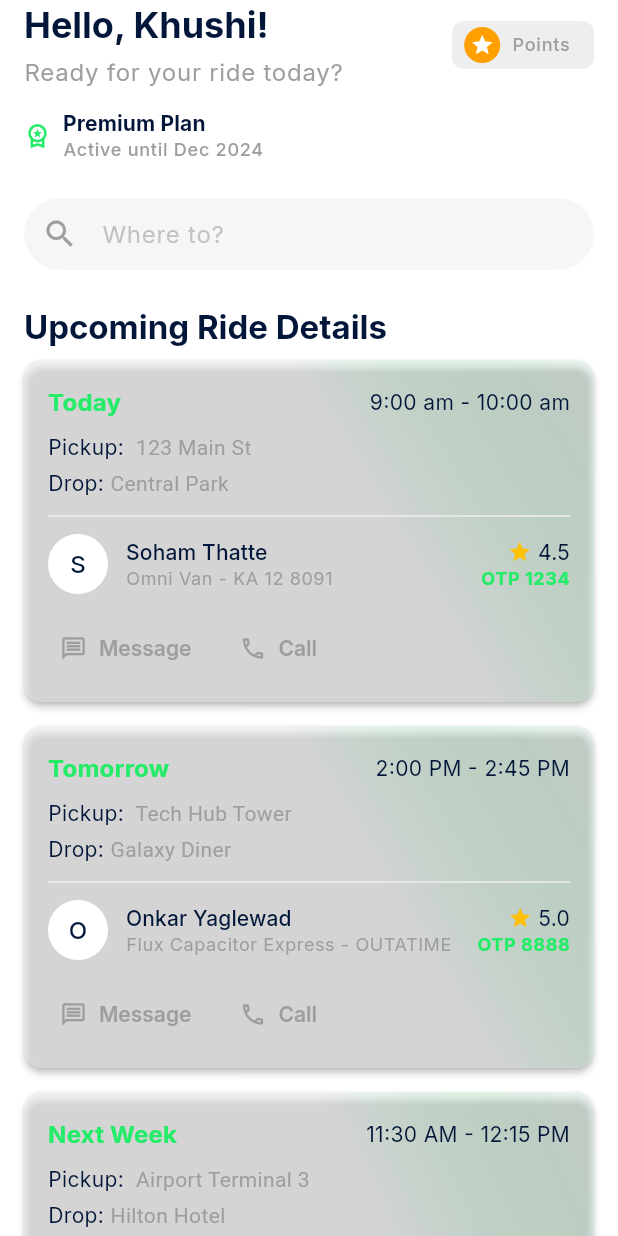
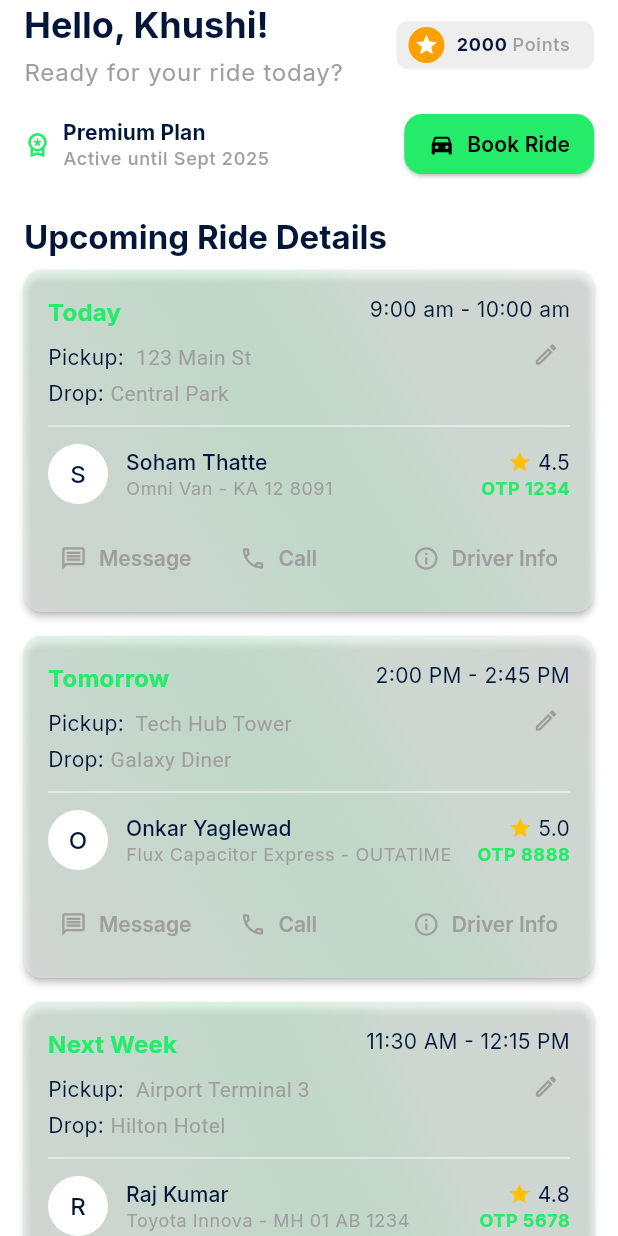
Before and after one commit to once-human/via-commuter, a Flutter app: the HomeScreen screen opened directly, on a phone screen of 412 x 824 dp. Run offline on Flutter 3.47's test engine with Material 3 defaults, Android fonts, the phone set to English and light mode, and no system bars; drawn by our look-alikes of dynamic_color; our stand-ins replace country_picker, flutter_svg, go_router, shared_preferences; accounts and stored records are empty.

Commit message:
feat: major home screen ui update, much more modern look, added gradient effects etc etc!

```diff
--- a/lib/presentation/screens/home_screen.dart
+++ b/lib/presentation/screens/home_screen.dart
@@ -131,7 +131,7 @@ class HomeScreen extends StatelessWidget {
     const userName = "Khushi";
     // Placeholder subscription data
     const subscriptionPlan = "Premium Plan";
-    const subscriptionDetails = "Active until Dec 2024";
+    const subscriptionDetails = "Active until Sept 2025";
 
     // Enable high refresh rate
     SystemChrome.setPreferredOrientations([DeviceOrientation.portraitUp]);
@@ -177,14 +177,13 @@ class HomeScreen extends StatelessWidget {
                 ),
                 cacheExtent: 1000,
                 slivers: [
-                  // --- Add Search Bar ---
-                  SliverToBoxAdapter(
-                    child: Padding(
-                      padding: const EdgeInsets.fromLTRB(16.0, 8.0, 16.0, 16.0), // Add padding around search bar
-                      child: _buildSearchBar(context, colorScheme, textTheme),
-                    ),
-                  ),
-                  // --- End Search Bar ---
+                  // --- Remove Search Bar ---
+                  // SliverToBoxAdapter(
+                  //   child: Padding(
+                  //     padding: const EdgeInsets.fromLTRB(16.0, 8.0, 16.0, 16.0),
+                  //     child: _buildSearchBar(context, colorScheme, textTheme),
+                  //   ),
+                  // ),
 
                   // --- Conditional Content: Upcoming Rides or Empty State ---
                   if (hasUpcomingRides) ...[
@@ -267,6 +266,11 @@ class HomeScreen extends StatelessWidget {
                     ),
                   ],
                   // --- End Conditional Content ---
+
+                  // Re-add padding at the end of the scroll view for NavBar
+                  SliverToBoxAdapter(
+                    child: SizedBox(height: MediaQuery.of(context).padding.bottom + 90.0), // Increased padding slightly
+                  ),
                 ],
               ),
             ),
@@ -277,6 +281,9 @@ class HomeScreen extends StatelessWidget {
   }
 
   Widget _buildGreeting(BuildContext context, ColorScheme colorScheme, TextTheme textTheme, String userName) {
+    // Placeholder points data
+    const pointsValue = 2000;
+
     return Row(
       children: [
         Expanded(
@@ -310,10 +317,24 @@ class HomeScreen extends StatelessWidget {
             backgroundColor: Colors.amber.shade700,
             child: const Icon(Icons.star, size: 16, color: Colors.white),
           ),
-          label: Text(
-            'Points',
+          // Update label to show points value
+          label: RichText(
+            text: TextSpan(
+              children: [
+                TextSpan(
+                  text: '$pointsValue ', // Add space after number
                   style: textTheme.labelMedium?.copyWith(
-              color: colorScheme.onSurfaceVariant,
+                    fontWeight: FontWeight.bold,
+                    color: colorScheme.onSurface, // White/Black for number
+                  ),
+                ),
+                TextSpan(
+                  text: 'Points',
+                  style: textTheme.labelMedium?.copyWith(
+                    color: colorScheme.onSurfaceVariant, // Greyish for text
+                  ),
+                ),
+              ],
             ),
           ),
           backgroundColor: colorScheme.surfaceVariant.withOpacity(0.5),
@@ -332,6 +353,11 @@ class HomeScreen extends StatelessWidget {
     String details,
   ) {
     return Row(
+      crossAxisAlignment: CrossAxisAlignment.center, // Align items vertically
+      children: [
+        // Keep icon and text together
+        Row(
+          mainAxisSize: MainAxisSize.min,
           children: [
              Icon(
               Icons.workspace_premium_outlined, // Or another relevant icon
@@ -357,35 +383,27 @@ class HomeScreen extends StatelessWidget {
               ],
             ),
           ],
-    );
-  }
-
-  Widget _buildSearchBar(BuildContext context, ColorScheme colorScheme, TextTheme textTheme) {
-    return TextField(
-      readOnly: true, // Make it non-editable for now, just UI
-      onTap: () {
-        // TODO: Implement navigation to search/booking screen
-        print("Search bar tapped");
-      },
-      decoration: InputDecoration(
-        hintText: 'Where to?',
-        prefixIcon: const Icon(Icons.search),
-        filled: true,
-        fillColor: colorScheme.surfaceVariant.withOpacity(0.5),
-        contentPadding: EdgeInsets.zero, // Remove default padding
-        border: OutlineInputBorder(
-          borderRadius: BorderRadius.circular(30.0), // Make it pill-shaped
-          borderSide: BorderSide.none, // No border
         ),
-        enabledBorder: OutlineInputBorder(
-          borderRadius: BorderRadius.circular(30.0),
-          borderSide: BorderSide.none,
-        ),
-        focusedBorder: OutlineInputBorder(
-          borderRadius: BorderRadius.circular(30.0),
-          borderSide: BorderSide(color: colorScheme.primary, width: 1.0), // Highlight on focus
+        const Spacer(), // Pushes the button to the right
+        // Change to ElevatedButton for more prominence
+        ElevatedButton.icon(
+          style: ElevatedButton.styleFrom(
+            backgroundColor: colorScheme.primary, // Ensure primary color background
+            foregroundColor: colorScheme.onPrimary, // Ensure good text contrast
+            padding: const EdgeInsets.symmetric(horizontal: 16, vertical: 10), // Slightly adjusted padding
+            textStyle: textTheme.labelLarge, // Make text slightly bolder/larger
+            shape: RoundedRectangleBorder(
+              borderRadius: BorderRadius.circular(12.0), // Standard rounded corners
             ),
           ),
+          icon: const Icon(Icons.directions_car_filled, size: 18), // Changed icon
+          label: const Text('Book Ride'),
+          onPressed: () {
+            // TODO: Implement ride booking navigation
+            print('Book ride from header pressed');
+          },
+        ),
+      ],
     );
   }
 
@@ -398,28 +416,52 @@ class HomeScreen extends StatelessWidget {
     return Card(
       elevation: 2,
       margin: EdgeInsets.zero,
-      // Adjust card color for gradient blending
+      // Restore semi-transparent background
       color: colorScheme.surfaceVariant.withOpacity(0.3),
-      clipBehavior: Clip.antiAlias, // Ensure gradient is clipped to card shape
-      child: Stack( // Use Stack to layer gradient behind content
+      clipBehavior: Clip.antiAlias, // Restore clip behavior
+      child: Stack( // Re-add Stack for gradients
         children: [
-          // Simplified, Single Subtle Gradient Layer (No Blur)
+          // Extremely Subtle Gradient Layers (No Blur)
           Positioned.fill(
             child: Container(
+              // Container holds the Stack for multiple gradients
+              child: Stack(
+                children: [
+                  // Gradient 1 (Top-Right, Minimal Intensity)
+                  Container(
                     decoration: BoxDecoration(
                       gradient: LinearGradient(
-                  // Very faint gradient
                         colors: [
-                    colorScheme.primary.withOpacity(0.03), // Extremely subtle start color
+                          colorScheme.primary.withOpacity(0.004), // Extremely faint
                           colorScheme.surfaceVariant.withOpacity(0.3), // Card base color
                         ],
                         stops: [
-                    0.0, // Start color at the very beginning
-                    0.4, // Fade completely to base color by 40% of the gradient
+                          0.0,
+                          0.7,
                         ],
-                  begin: Alignment.topRight, // Start corner
-                  end: Alignment.bottomLeft, // End corner (defines direction)
+                        begin: Alignment.topRight,
+                        end: Alignment.bottomLeft,
                       ),
+                    ),
+                  ),
+                  // Gradient 2 (Bottom-Left, Minimal Intensity)
+                  Container(
+                    decoration: BoxDecoration(
+                      gradient: LinearGradient(
+                        colors: [
+                          colorScheme.primary.withOpacity(0.002), // Extremely faint
+                          colorScheme.surfaceVariant.withOpacity(0.3), // Card base color
+                        ],
+                        stops: [
+                          0.0,
+                          0.7,
+                        ],
+                        begin: Alignment.bottomLeft,
+                        end: Alignment.topRight,
+                      ),
+                    ),
+                  ),
+                ],
               ),
             ),
           ),
@@ -430,9 +472,12 @@ class HomeScreen extends StatelessWidget {
               mainAxisSize: MainAxisSize.min,
               crossAxisAlignment: CrossAxisAlignment.start,
               children: [
+                // Restore simple Row for Date/Time
                 Row(
                   mainAxisAlignment: MainAxisAlignment.spaceBetween,
+                  crossAxisAlignment: CrossAxisAlignment.start, // Align top
                   children: [
+                    // Date
                     Text(
                       rideData['date'] as String,
                       style: textTheme.titleMedium?.copyWith(
@@ -440,6 +485,7 @@ class HomeScreen extends StatelessWidget {
                         color: colorScheme.primary,
                       ),
                     ),
+                    // Time only
                     Text(
                       '${rideData['pickupTime']} - ${rideData['dropTime']}',
                       style: textTheme.bodyMedium,
@@ -541,11 +587,14 @@ class HomeScreen extends StatelessWidget {
                 if (rideData['date'] == 'Today' || rideData['date'] == 'Tomorrow') ...[
                   const SizedBox(height: 16),
                   Row(
-                    mainAxisAlignment: MainAxisAlignment.start, // Align buttons to the start
+                    // Restructure to push Info button to the right
+                    children: [
+                      // Group Message and Call together
+                      Row(
+                        mainAxisSize: MainAxisSize.min,
                         children: [
                           TextButton.icon(
                             style: TextButton.styleFrom(
-                          // Change color to onSurfaceVariant (greyish)
                               foregroundColor: colorScheme.onSurfaceVariant,
                               padding: const EdgeInsets.symmetric(horizontal: 8, vertical: 4),
                               tapTargetSize: MaterialTapTargetSize.shrinkWrap,
@@ -560,7 +609,6 @@ class HomeScreen extends StatelessWidget {
                           const SizedBox(width: 16), // Spacing between buttons
                           TextButton.icon(
                             style: TextButton.styleFrom(
-                          // Change color to onSurfaceVariant (greyish)
                               foregroundColor: colorScheme.onSurfaceVariant,
                               padding: const EdgeInsets.symmetric(horizontal: 8, vertical: 4),
                               tapTargetSize: MaterialTapTargetSize.shrinkWrap,
@@ -574,8 +622,41 @@ class HomeScreen extends StatelessWidget {
                           ),
                         ],
                       ),
+                      const Spacer(), // Pushes Info button to the right
+                      // Info Button
+                      TextButton.icon(
+                        style: TextButton.styleFrom(
+                          foregroundColor: colorScheme.onSurfaceVariant,
+                          padding: const EdgeInsets.symmetric(horizontal: 8, vertical: 4),
+                          tapTargetSize: MaterialTapTargetSize.shrinkWrap,
+                        ),
+                        icon: const Icon(Icons.info_outline, size: 18),
+                        label: const Text('Driver Info'),
+                        onPressed: () {
+                          // TODO: Implement driver info/reviews navigation
+                          print('Info button pressed for ${rideData['driverName']}');
+                        },
+                      ),
+                    ],
+                  ),
                 ]
               ],
+            ),
+          ),
+          // Layer 3: Positioned Edit Button (On top of content & gradient)
+          Positioned(
+            top: 32.0, // Increased top padding slightly
+            right: 8.0,
+            child: IconButton(
+              icon: const Icon(Icons.edit_outlined, size: 18),
+              color: colorScheme.onSurfaceVariant, // Subtle color
+              padding: EdgeInsets.zero,
+              constraints: const BoxConstraints(),
+              tooltip: 'Edit Ride',
+              onPressed: () {
+                // TODO: Implement edit ride functionality
+                print('Edit button pressed for ${rideData['date']}');
+              },
             ),
           ),
         ],
```
Lines whose indentation alone changed are shown as unchanged.
